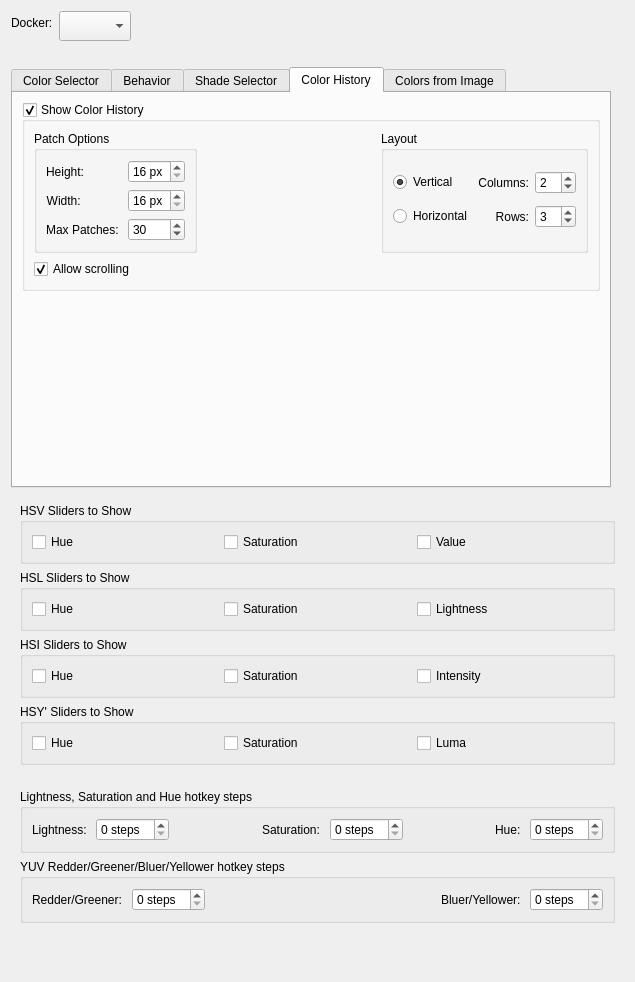
Before: the Qt Designer form plugins/dockers/advancedcolorselector/wdg_color_selector_settings.ui in KDE/krita, drawn with Qt 5.
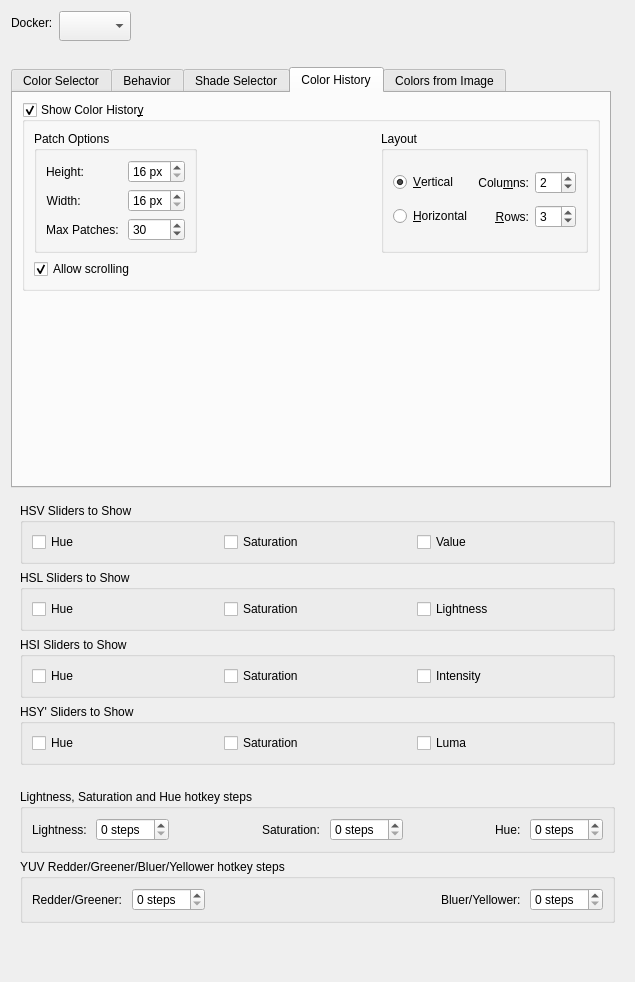
After: the same form once the commit is applied. Custom widgets are drawn as their Qt base class.

```diff
--- a/plugins/dockers/advancedcolorselector/wdg_color_selector_settings.ui
+++ b/plugins/dockers/advancedcolorselector/wdg_color_selector_settings.ui
@@ -718,7 +718,7 @@
           </sizepolicy>
          </property>
          <property name="title">
-          <string>Show Color History</string>
+          <string>Show Color Histor&amp;y</string>
          </property>
          <property name="checkable">
           <bool>true</bool>
@@ -823,7 +823,7 @@
                <item row="0" column="0">
                 <widget class="QRadioButton" name="lastUsedColorsAlignVertical">
                  <property name="text">
-                  <string>Vertical</string>
+                  <string>&amp;Vertical</string>
                  </property>
                  <property name="checked">
                   <bool>true</bool>
@@ -833,7 +833,7 @@
                <item row="0" column="1">
                 <widget class="QLabel" name="lbl_lastUsedNumCols">
                  <property name="text">
-                  <string>Columns:</string>
+                  <string>Colu&amp;mns:</string>
                  </property>
                  <property name="alignment">
                   <set>Qt::AlignRight|Qt::AlignTrailing|Qt::AlignVCenter</set>
@@ -859,14 +859,14 @@
                <item row="1" column="0">
                 <widget class="QRadioButton" name="lastUsedColorsAlignHorizontal">
                  <property name="text">
-                  <string>Horizontal</string>
+                  <string>&amp;Horizontal</string>
                  </property>
                 </widget>
                </item>
                <item row="1" column="1">
                 <widget class="QLabel" name="lbl_lastUsedNumRows">
                  <property name="text">
-                  <string>Rows:</string>
+                  <string>&amp;Rows:</string>
                  </property>
                  <property name="alignment">
                   <set>Qt::AlignRight|Qt::AlignTrailing|Qt::AlignVCenter</set>
@@ -1440,6 +1440,16 @@
    <extends>QComboBox</extends>
    <header>kis_shade_selector_lines_settings.h</header>
   </customwidget>
+  <customwidget>
+   <class>KisIntParseSpinBox</class>
+   <extends>QSpinBox</extends>
+   <header>kis_intparsespinbox.h</header>
+  </customwidget>
+  <customwidget>
+   <class>KisDoubleParseSpinBox</class>
+   <extends>QDoubleSpinBox</extends>
+   <header>kis_doubleparsespinbox.h</header>
+  </customwidget>
  </customwidgets>
  <resources/>
  <connections>
```
Left out of the diff: 75 changed lines with no effect on the pictures.
